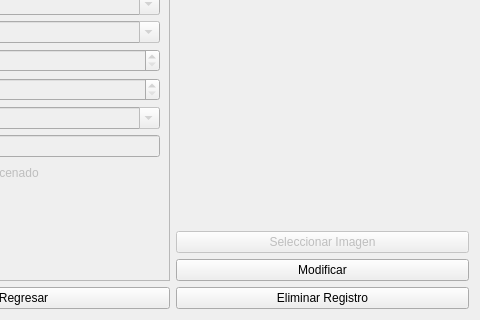
Before: the Qt Designer form ui/infodialog.ui in Abysmal683/proyecto-inventario-de-autos, drawn with Qt 5; both pictures show x 134 to 614 and y 196 to 516 of the 614 by 516 pixel window.
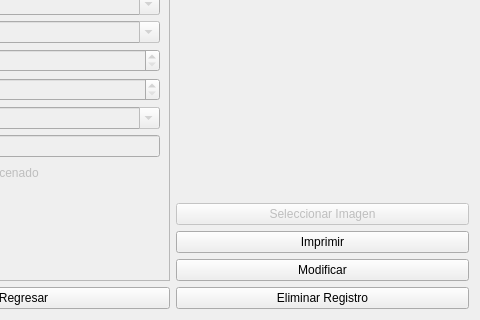
After: the same form once the commit is applied. Icons and pictures are not drawn.

The edit to the form file:
```diff
--- a/ui/infodialog.ui
+++ b/ui/infodialog.ui
@@ -462,7 +462,29 @@
       </widget>
      </item>
      <item>
-      <widget class="QPushButton" name="pushButtonConfirmar">
+      <widget class="QPushButton" name="pushButtonImprimir">
+       <property name="sizePolicy">
+        <sizepolicy hsizetype="Expanding" vsizetype="Fixed">
+         <horstretch>0</horstretch>
+         <verstretch>0</verstretch>
+        </sizepolicy>
+       </property>
+       <property name="text">
+        <string>Imprimir</string>
+       </property>
+       <property name="checkable">
+        <bool>false</bool>
+       </property>
+       <property name="autoRepeat">
+        <bool>false</bool>
+       </property>
+       <property name="autoExclusive">
+        <bool>false</bool>
+       </property>
+      </widget>
+     </item>
+     <item>
+      <widget class="QPushButton" name="pushButtonModificar">
        <property name="sizePolicy">
         <sizepolicy hsizetype="Expanding" vsizetype="Fixed">
          <horstretch>0</horstretch>
```
Left out of the diff: 4 changed lines with no effect on the pictures.
